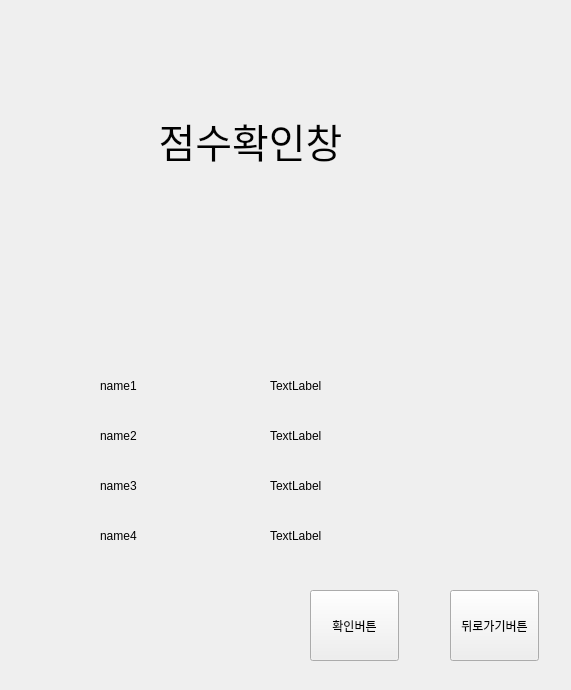
Above: teacher_client.ui from Eduappproject/education_application before the change. Below: the same form after it.
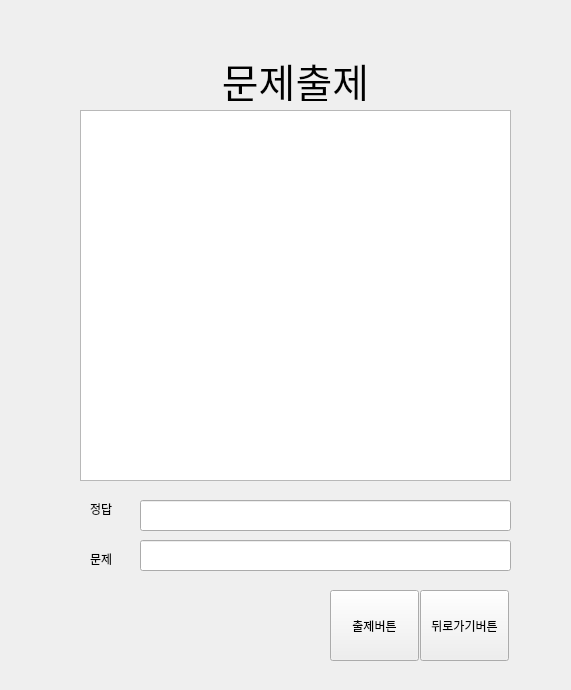
That is the form after the change. The open tabs and pages were chosen to show the change.

Commit message: 문제 출제창 들어가기 구현됬고 문제내기랑 답말해주기 구현중입니다.

Patch:
```diff
--- a/teacher_client.ui
+++ b/teacher_client.ui
@@ -645,117 +645,13 @@
     </widget>
    </widget>
    <widget class="QWidget" name="page_5">
-    <widget class="QLabel" name="score_name_label1">
-     <property name="geometry">
-      <rect>
-       <x>70</x>
-       <y>340</y>
-       <width>111</width>
-       <height>31</height>
-      </rect>
-     </property>
-     <property name="text">
-      <string>name1</string>
-     </property>
-    </widget>
-    <widget class="QLabel" name="score_name_label2">
-     <property name="geometry">
-      <rect>
-       <x>70</x>
-       <y>390</y>
-       <width>111</width>
-       <height>31</height>
-      </rect>
-     </property>
-     <property name="text">
-      <string>name2</string>
-     </property>
-    </widget>
-    <widget class="QLabel" name="score_name_label3">
-     <property name="geometry">
-      <rect>
-       <x>70</x>
-       <y>440</y>
-       <width>111</width>
-       <height>31</height>
-      </rect>
-     </property>
-     <property name="text">
-      <string>name3</string>
-     </property>
-    </widget>
-    <widget class="QLabel" name="score_name_label4">
-     <property name="geometry">
-      <rect>
-       <x>70</x>
-       <y>490</y>
-       <width>111</width>
-       <height>31</height>
-      </rect>
-     </property>
-     <property name="text">
-      <string>name4</string>
-     </property>
-    </widget>
-    <widget class="QLabel" name="label_22">
-     <property name="geometry">
-      <rect>
-       <x>240</x>
-       <y>340</y>
-       <width>111</width>
-       <height>31</height>
-      </rect>
-     </property>
-     <property name="text">
-      <string>TextLabel</string>
-     </property>
-    </widget>
-    <widget class="QLabel" name="label_23">
-     <property name="geometry">
-      <rect>
-       <x>240</x>
-       <y>390</y>
-       <width>111</width>
-       <height>31</height>
-      </rect>
-     </property>
-     <property name="text">
-      <string>TextLabel</string>
-     </property>
-    </widget>
-    <widget class="QLabel" name="label_24">
-     <property name="geometry">
-      <rect>
-       <x>240</x>
-       <y>440</y>
-       <width>111</width>
-       <height>31</height>
-      </rect>
-     </property>
-     <property name="text">
-      <string>TextLabel</string>
-     </property>
-    </widget>
-    <widget class="QLabel" name="label_25">
-     <property name="geometry">
-      <rect>
-       <x>240</x>
-       <y>490</y>
-       <width>111</width>
-       <height>31</height>
-      </rect>
-     </property>
-     <property name="text">
-      <string>TextLabel</string>
-     </property>
-    </widget>
     <widget class="QLabel" name="score_check_label">
      <property name="geometry">
       <rect>
-       <x>70</x>
-       <y>80</y>
-       <width>301</width>
-       <height>61</height>
+       <x>120</x>
+       <y>30</y>
+       <width>291</width>
+       <height>41</height>
       </rect>
      </property>
      <property name="font">
@@ -764,7 +660,7 @@
       </font>
      </property>
      <property name="text">
-      <string>점수확인창</string>
+      <string>문제출제</string>
      </property>
      <property name="alignment">
       <set>Qt::AlignCenter</set>
@@ -773,20 +669,20 @@
     <widget class="QPushButton" name="pushButton">
      <property name="geometry">
       <rect>
-       <x>280</x>
+       <x>300</x>
        <y>560</y>
        <width>89</width>
        <height>71</height>
       </rect>
      </property>
      <property name="text">
-      <string>확인버튼</string>
+      <string>출제버튼</string>
      </property>
     </widget>
     <widget class="QPushButton" name="score_check_butoon">
      <property name="geometry">
       <rect>
-       <x>420</x>
+       <x>390</x>
        <y>560</y>
        <width>89</width>
        <height>71</height>
@@ -796,6 +692,62 @@
       <string>뒤로가기버튼</string>
      </property>
     </widget>
+    <widget class="QListWidget" name="qlistwidget">
+     <property name="geometry">
+      <rect>
+       <x>50</x>
+       <y>80</y>
+       <width>431</width>
+       <height>371</height>
+      </rect>
+     </property>
+    </widget>
+    <widget class="QLineEdit" name="qlineEdit1">
+     <property name="geometry">
+      <rect>
+       <x>110</x>
+       <y>470</y>
+       <width>371</width>
+       <height>31</height>
+      </rect>
+     </property>
+    </widget>
+    <widget class="QLineEdit" name="qlineEdit_2">
+     <property name="geometry">
+      <rect>
+       <x>110</x>
+       <y>510</y>
+       <width>371</width>
+       <height>31</height>
+      </rect>
+     </property>
+    </widget>
+    <widget class="QLabel" name="qlabel">
+     <property name="geometry">
+      <rect>
+       <x>60</x>
+       <y>470</y>
+       <width>67</width>
+       <height>17</height>
+      </rect>
+     </property>
+     <property name="text">
+      <string>정답</string>
+     </property>
+    </widget>
+    <widget class="QLabel" name="qlabel_2">
+     <property name="geometry">
+      <rect>
+       <x>60</x>
+       <y>520</y>
+       <width>67</width>
+       <height>17</height>
+      </rect>
+     </property>
+     <property name="text">
+      <string>문제</string>
+     </property>
+    </widget>
    </widget>
    <widget class="QWidget" name="page_8">
     <widget class="QLabel" name="label_8">
```
Left out of the diff: 8 changed lines with no effect on the pictures. The commit also changes 1 other file.
